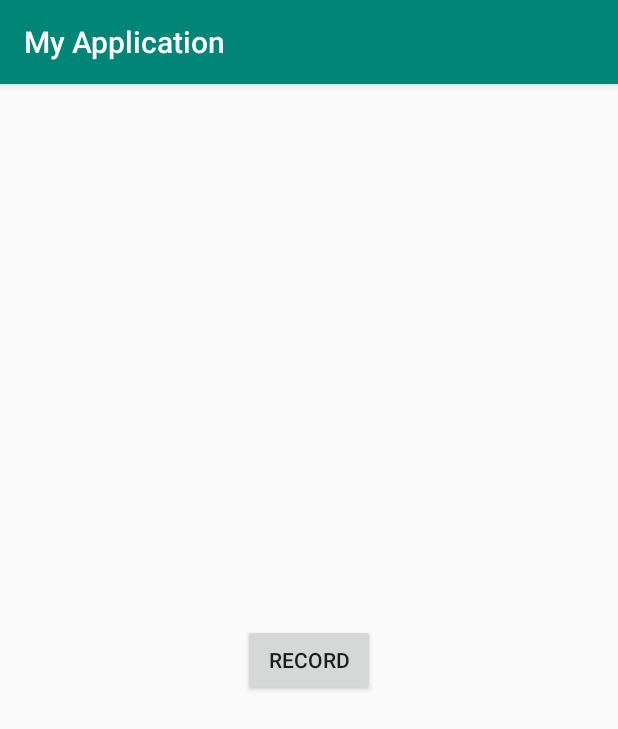
After one commit to Blarc/Dragonhack2019, an Android app: the FollowerRecordActivity screen opened directly, with no data from a screen before it, on a phone screen of 412 x 824 dp. The commit adds this screen. Shown: the top 729 px of the screen. Run offline under Robolectric (Android 15) with nearby library versions, the phone set to English and light mode, and no system bars; our stand-ins replace Firebase (no records; nobody signed in at launch, a user with empty details on screens opened directly).

Commit message:
"added AudioPlayer/Recorder class and FollowerRecordActivity"

```diff
--- a/Android/app/build.gradle
+++ b/Android/app/build.gradle
@@ -24,10 +24,13 @@ dependencies {
     implementation 'com.android.support.constraint:constraint-layout:1.1.3'
     implementation 'com.google.firebase:firebase-core:16.0.9'
     implementation 'com.google.firebase:firebase-database:17.0.0'
+    implementation 'com.google.firebase:firebase-storage:17.0.0'
 
     testImplementation 'junit:junit:4.12'
     androidTestImplementation 'com.android.support.test:runner:1.0.2'
     androidTestImplementation 'com.android.support.test.espresso:espresso-core:3.0.2'
+    implementation 'org.jetbrains:annotations-java5:15.0'
+    implementation 'com.android.support:support-annotations:28.0.0'
 }
 
 apply plugin: 'com.google.gms.google-services'
--- a/Android/app/src/main/AndroidManifest.xml
+++ b/Android/app/src/main/AndroidManifest.xml
@@ -11,7 +11,8 @@
         android:roundIcon="@mipmap/ic_launcher_round"
         android:supportsRtl="true"
         android:theme="@style/AppTheme">
-        <activity android:name=".Activities.RecordAudioActivity"></activity>
+        <activity android:name=".Activities.FollowerRecordActivity"></activity>
+        <activity android:name=".Activities.RecordAudioActivity" />
         <activity android:name=".Activities.MainActivity">
             <intent-filter>
                 <action android:name="android.intent.action.MAIN" />
--- a/Android/app/src/main/java/com/example/myapplication/Activities/FollowerActivity.java
+++ b/Android/app/src/main/java/com/example/myapplication/Activities/FollowerActivity.java
@@ -15,7 +15,9 @@ public class FollowerActivity extends AppCompatActivity {
         setContentView(R.layout.activity_follower);
     }
 
+    // TODO reset back to main
     public void goToMainActivity(View view) {
-        startActivity(new Intent(FollowerActivity.this, MainActivity.class));
+        startActivity(new Intent(FollowerActivity.this, FollowerRecordActivity.class));
     }
+
 }
--- /dev/null
+++ b/Android/app/src/main/java/com/example/myapplication/Activities/FollowerRecordActivity.java
@@ -0,0 +1,76 @@
+package com.example.myapplication.Activities;
+
+import android.Manifest;
+import android.content.pm.PackageManager;
+import android.support.annotation.NonNull;
+import android.support.v4.app.ActivityCompat;
+import android.support.v7.app.AppCompatActivity;
+import android.os.Bundle;
+import android.view.View;
+import android.widget.Button;
+
+import com.example.myapplication.Classes.AudioRecorder;
+import com.example.myapplication.Classes.FileUploader;
+import com.example.myapplication.R;
+
+public class FollowerRecordActivity extends AppCompatActivity {
+
+    private boolean permissionToRecordAccepted = false;
+    private String [] permissions = {Manifest.permission.RECORD_AUDIO};
+    private static final int REQUEST_RECORD_AUDIO_PERMISSION = 200;
+
+    private FileUploader fileUploader;
+
+    private AudioRecorder audioRecorder;
+    private boolean startRecording = true;
+
+    // to be deleted
+    private Button recordButton;
+
+    private void onRecord(boolean start) {
+        if (start) {
+            audioRecorder.startRecording();
+        } else {
+            audioRecorder.stopRecording();
+        }
+    }
+
+    public void recordButtonOnClick(View view) {
+        onRecord(startRecording);
+        if (startRecording) {
+            recordButton.setText("Stop recording");
+
+        } else {
+            recordButton.setText("Start recording");
+            fileUploader.upload(audioRecorder.getFilePath());
+        }
+        startRecording = !startRecording;
+    }
+
+    @Override
+    public void onRequestPermissionsResult(int requestCode, @NonNull String[] permissions, @NonNull int[] grantResults) {
+        super.onRequestPermissionsResult(requestCode, permissions, grantResults);
+        if (requestCode == REQUEST_RECORD_AUDIO_PERMISSION) {
+            permissionToRecordAccepted = grantResults[0] == PackageManager.PERMISSION_GRANTED;
+        }
+        if (!permissionToRecordAccepted ) finish();
+
+    }
+
+    @Override
+    protected void onCreate(Bundle savedInstanceState) {
+        super.onCreate(savedInstanceState);
+        ActivityCompat.requestPermissions(this, permissions, REQUEST_RECORD_AUDIO_PERMISSION);
+        setContentView(R.layout.activity_follower_record);
+
+        audioRecorder = new AudioRecorder(this);
+        fileUploader = new FileUploader();
+        recordButton = findViewById(R.id.recordButton);
+    }
+
+    @Override
+    public void onStop() {
+        super.onStop();
+        audioRecorder.close();
+    }
+}
--- a/Android/app/src/main/java/com/example/myapplication/Activities/MainActivity.java
+++ b/Android/app/src/main/java/com/example/myapplication/Activities/MainActivity.java
@@ -20,7 +20,7 @@ public class MainActivity extends AppCompatActivity {
     }
 
     public void goToFollowerActivity(View view) {
-        startActivity(new Intent(MainActivity.this, HostActivity.class));
+        startActivity(new Intent(MainActivity.this, FollowerActivity.class));
     }
 
 
--- /dev/null
+++ b/Android/app/src/main/java/com/example/myapplication/Classes/FileUploader.java
@@ -0,0 +1,50 @@
+package com.example.myapplication.Classes;
+
+import android.net.Uri;
+import android.support.annotation.NonNull;
+import android.util.Log;
+
+import com.google.android.gms.tasks.OnFailureListener;
+import com.google.android.gms.tasks.OnSuccessListener;
+import com.google.firebase.storage.FirebaseStorage;
+import com.google.firebase.storage.StorageReference;
+import com.google.firebase.storage.UploadTask;
+
+import java.io.File;
+
+public class FileUploader {
+
+    FirebaseStorage storage;
+    StorageReference storageRef;
+
+    public FileUploader() {
+        storage = FirebaseStorage.getInstance();
+        storageRef = storage.getReference();
+    }
+
+    public void upload(String path) {
+        Uri file = Uri.fromFile(new File(path));
+        StorageReference riversRef = storageRef.child("audio/"+file.getLastPathSegment());
+        UploadTask uploadTask = riversRef.putFile(file);
+
+        // Register observers to listen for when the download is done or if it fails
+        uploadTask.addOnFailureListener(new OnFailureListener() {
+            @Override
+            public void onFailure(@NonNull Exception exception) {
+                // Handle unsuccessful uploads
+                Log.d("FileUplouder", "On failure");
+            }
+        }).addOnSuccessListener(new OnSuccessListener<UploadTask.TaskSnapshot>() {
+            @Override
+            public void onSuccess(UploadTask.TaskSnapshot taskSnapshot) {
+                // taskSnapshot.getMetadata() contains file metadata such as size, content-type, etc.
+                // ...
+                Log.d("FileUplouder", "On success");
+
+            }
+        });
+    }
+
+
+
+}
--- /dev/null
+++ b/Android/app/src/main/res/layout/activity_follower_record.xml
@@ -0,0 +1,25 @@
+<?xml version="1.0" encoding="utf-8"?>
+<android.support.constraint.ConstraintLayout xmlns:android="http://schemas.android.com/apk/res/android"
+    xmlns:app="http://schemas.android.com/apk/res-auto"
+    xmlns:tools="http://schemas.android.com/tools"
+    android:layout_width="match_parent"
+    android:layout_height="match_parent"
+    tools:context=".Activities.FollowerRecordActivity">
+
+    <Button
+        android:id="@+id/recordButton"
+        android:layout_width="wrap_content"
+        android:layout_height="wrap_content"
+        android:layout_marginStart="8dp"
+        android:layout_marginLeft="8dp"
+        android:layout_marginTop="8dp"
+        android:layout_marginEnd="8dp"
+        android:layout_marginRight="8dp"
+        android:layout_marginBottom="8dp"
+        android:onClick="recordButtonOnClick"
+        android:text="@string/recordButton"
+        app:layout_constraintBottom_toBottomOf="parent"
+        app:layout_constraintEnd_toEndOf="parent"
+        app:layout_constraintStart_toStartOf="parent"
+        app:layout_constraintTop_toTopOf="parent" />
+</android.support.constraint.ConstraintLayout>
--- a/Android/app/src/main/res/values/strings.xml
+++ b/Android/app/src/main/res/values/strings.xml
@@ -9,4 +9,6 @@
     <string name="recordButtonTextStop">Stop recording</string>
     <string name="playButtonTextPlay">Play</string>
     <string name="playButtonTextStop">Stop</string>
+    <string name="recordButton">Record</string>
+    <string name="recordButtonOnClickListener">recordButtonOnClickListener</string>
 </resources>
```
Also changed, not shown: Android/app/src/main/java/com/example/myapplication/Classes/AudioPlayer.java (added, +44 -0 lines), Android/app/src/main/java/com/example/myapplication/Classes/AudioRecorder.java (+106 -0 lines).
